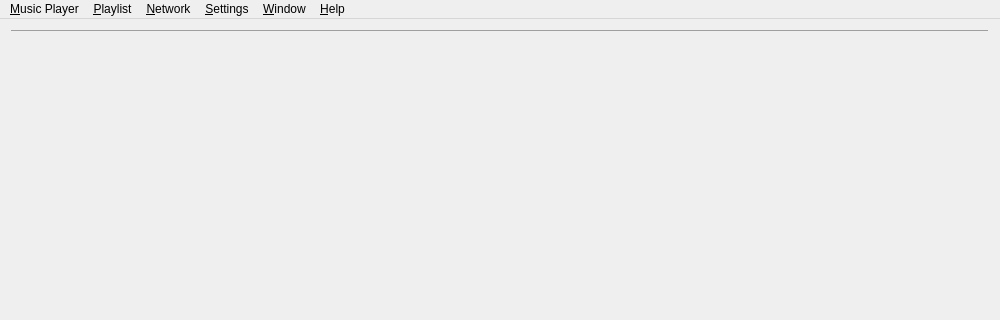
tomahawk-player/tomahawk, file src/tomahawkwindow.ui: the form before one commit; both pictures show x 0 to 1000 and y 0 to 320 of the 1000 by 660 pixel window.
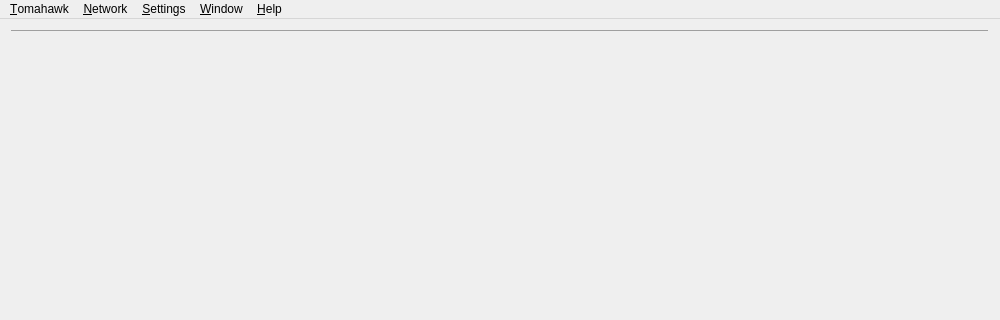
The form after the commit.

Commit message: Menumerge as to TWK-213

The edit to the form file:
```diff
--- a/src/tomahawkwindow.ui
+++ b/src/tomahawkwindow.ui
@@ -67,7 +67,7 @@
      <x>0</x>
      <y>0</y>
      <width>1000</width>
-     <height>22</height>
+     <height>20</height>
     </rect>
    </property>
    <widget class="QMenu" name="menuSettings">
@@ -78,7 +78,7 @@
    </widget>
    <widget class="QMenu" name="menuApp">
     <property name="title">
-     <string>&amp;Music Player</string>
+     <string>&amp;Tomahawk</string>
     </property>
     <addaction name="actionPlay"/>
     <addaction name="actionPrevious"/>
@@ -112,17 +112,7 @@
     <addaction name="actionDiagnostics"/>
     <addaction name="actionAboutTomahawk"/>
    </widget>
-   <widget class="QMenu" name="menuPlaylist">
-    <property name="title">
-     <string>&amp;Playlist</string>
-    </property>
-    <addaction name="actionCreatePlaylist"/>
-    <addaction name="actionCreate_New_Station"/>
-    <addaction name="separator"/>
-    <addaction name="actionLoadXSPF"/>
-   </widget>
    <addaction name="menuApp"/>
-   <addaction name="menuPlaylist"/>
    <addaction name="menuNetwork"/>
    <addaction name="menuSettings"/>
    <addaction name="menuWindow"/>
```
Left out of the diff: 4 changed lines with no effect on the pictures.
